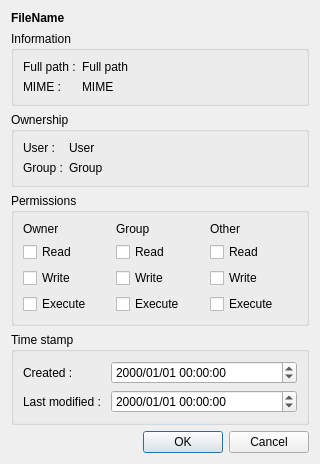
haraki/farman, file fileattributesdialog.ui: the form before one commit.
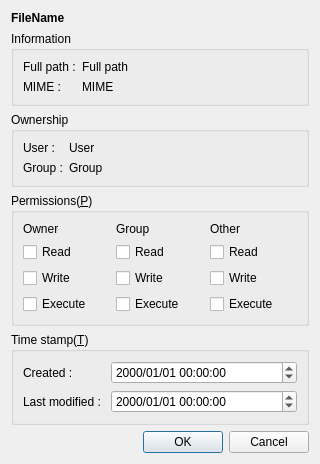
The form after the commit.

Commit message: #38 add access key.

What changed in the file:
```diff
--- a/fileattributesdialog.ui
+++ b/fileattributesdialog.ui
@@ -109,7 +109,7 @@
    <item>
     <widget class="QGroupBox" name="permissionsGroupBox">
      <property name="title">
-      <string>Permissions</string>
+      <string>Permissions(&amp;P)</string>
      </property>
      <layout class="QGridLayout" name="gridLayout">
       <item row="1" column="1">
@@ -202,7 +202,7 @@
    <item>
     <widget class="QGroupBox" name="timestampGroupBox">
      <property name="title">
-      <string>Time stamp</string>
+      <string>Time stamp(&amp;T)</string>
      </property>
      <layout class="QGridLayout" name="gridLayout_3" columnstretch="0,1,0">
       <item row="0" column="0">
```
Left out of the diff: 1 changed line with no effect on the pictures.
